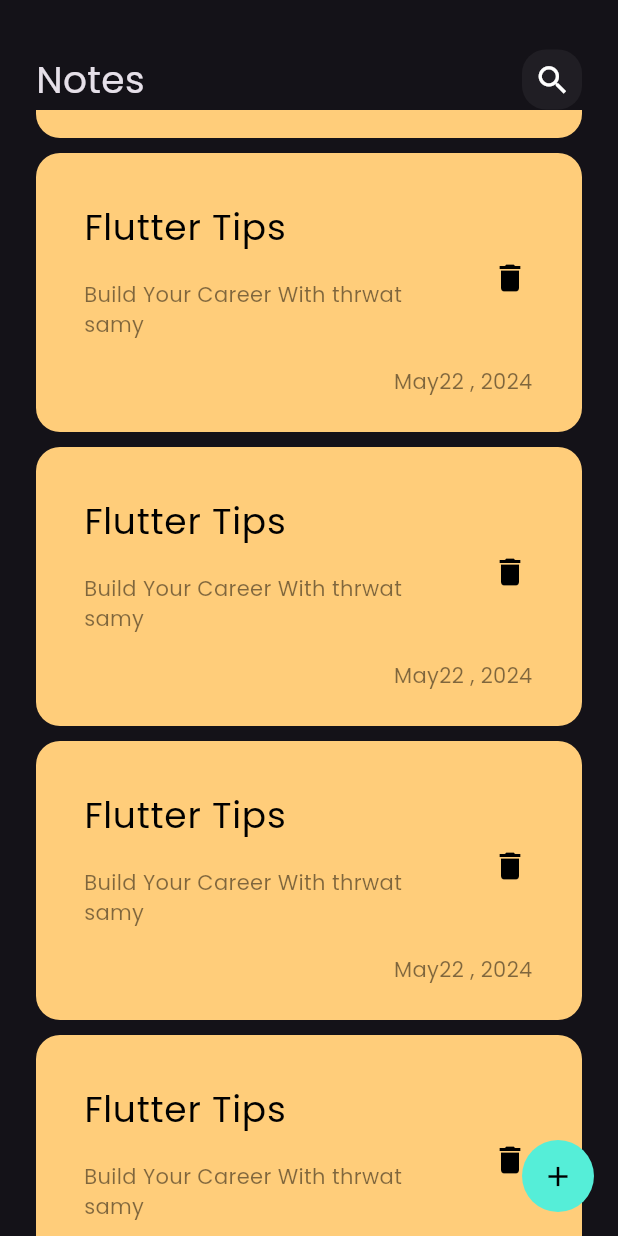
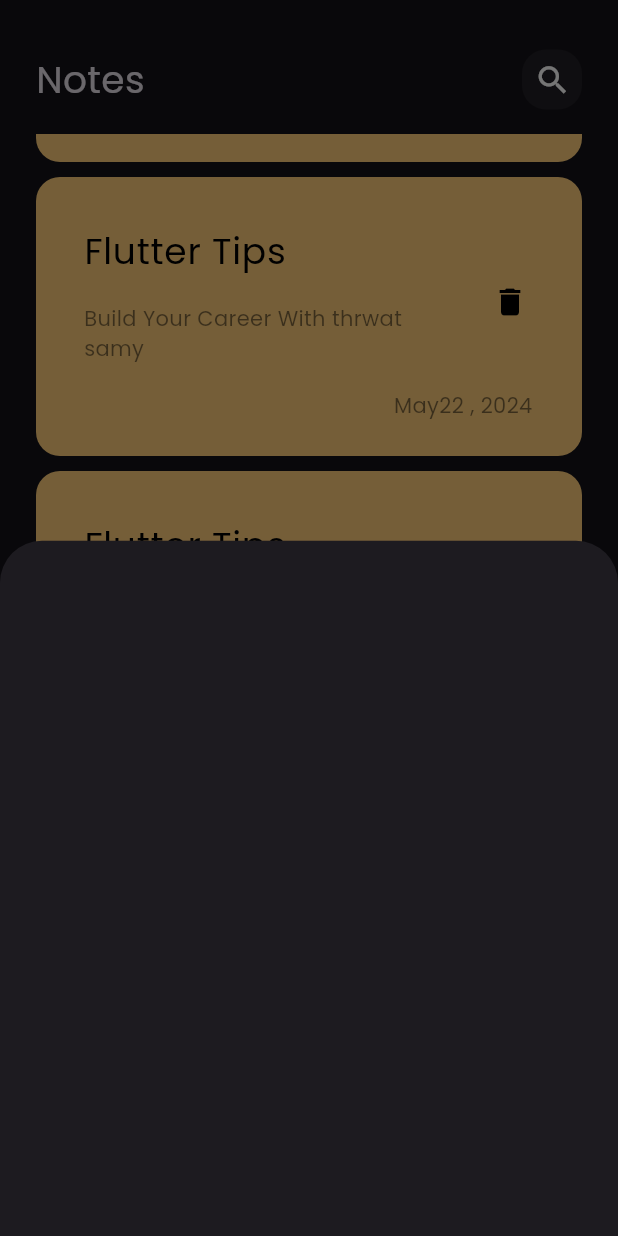
Before and after one commit to ahmedayman44/Note_app, a Flutter app: the screen it shows after launch, scrolled down 1152 dp, after a tap on the "add" icon, on a phone screen of 412 x 824 dp. Run offline on Flutter 3.47's test engine with Material 3 defaults, Android fonts, the phone set to English and light mode, and no system bars.

Commit message:
showModeBottomSheetl

```diff
--- a/lib/views/notes_view.dart
+++ b/lib/views/notes_view.dart
@@ -1,4 +1,5 @@
 import 'package:flutter/material.dart';
+import 'package:notee_app/views/widgets/add_note_bottom_sheet.dart';
 import 'package:notee_app/views/widgets/notes_view_body.dart';
 
 class NotesView extends StatelessWidget {
@@ -14,7 +15,13 @@
         ),
         child: IconButton(
             color: Colors.black,
-            onPressed: () {},
+            onPressed: () {
+              showModalBottomSheet(
+                  context: context,
+                  builder: (context) {
+                    return const AddNoteModelSheet();
+                  });
+            },
             icon: const Icon(
               Icons.add,
               size: 22,
--- /dev/null
+++ b/lib/views/widgets/add_note_bottom_sheet.dart
@@ -0,0 +1,10 @@
+import 'package:flutter/cupertino.dart';
+
+class AddNoteModelSheet extends StatelessWidget {
+  const AddNoteModelSheet({super.key});
+
+  @override
+  Widget build(BuildContext context) {
+    return Container();
+  }
+}
--- a/lib/views/widgets/noter_list_view.dart
+++ b/lib/views/widgets/noter_list_view.dart
@@ -6,11 +6,16 @@
 
   @override
   Widget build(BuildContext context) {
-    return ListView.builder(itemBuilder: (context , index){
-             return const Padding(
-               padding:  EdgeInsets.symmetric(vertical: 5.0),
-               child: CustomNoteItem(),
-             );
-    });
+    return Padding(
+      padding:const EdgeInsets.symmetric(vertical: 16),
+      child: ListView.builder(
+        padding: EdgeInsets.zero,
+        itemBuilder: (context , index){
+               return const Padding(
+                 padding:  EdgeInsets.symmetric(vertical: 5.0),
+                 child: CustomNoteItem(),
+               );
+      }),
+    );
   }
 }
```
